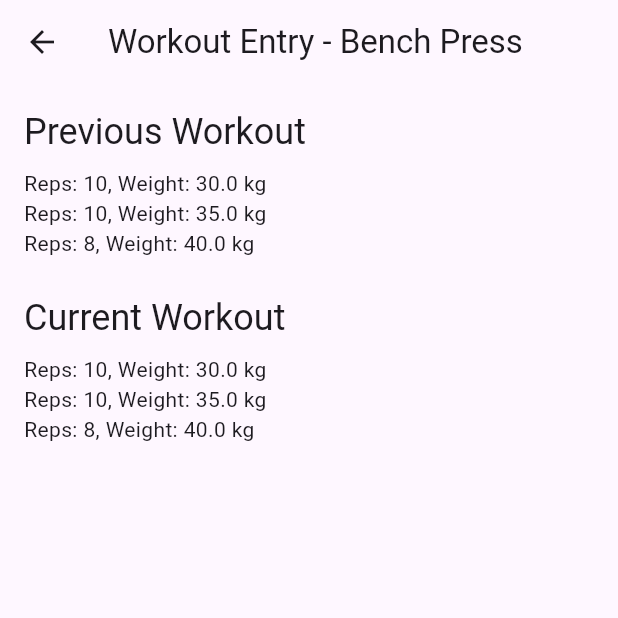
After one commit to KarunenV/gym_android, a Flutter app: the WorkoutEntryPage screen opened directly with sample values from the repository, on a phone screen of 412 x 824 dp, the top half of it. The commit adds this screen. Run offline on Flutter 3.47's test engine with Material 3 defaults, Android fonts, the phone set to English and light mode, and no system bars.

Commit message:
Added a calback on the FBP to add an exercise and started the set info button page

```diff
--- /dev/null
+++ b/lib/pages/workout_entry_page.dart
@@ -0,0 +1,61 @@
+import 'package:flutter/material.dart';
+import '../models/exercise.dart';
+import '../models/workout_set.dart';
+
+class WorkoutEntryPage extends StatefulWidget {
+  final Exercise exercise;
+
+  const WorkoutEntryPage({
+    super.key,
+    required this.exercise,
+  });
+
+  @override
+  State<WorkoutEntryPage> createState() => _WorkoutEntryPageState();
+}
+
+class _WorkoutEntryPageState extends State<WorkoutEntryPage> {
+  final List<WorkoutSet> previousWorkout = [
+  WorkoutSet(reps: 10, weight: 30),
+  WorkoutSet(reps: 10, weight: 35),
+  WorkoutSet(reps: 8, weight: 40),
+];
+
+  late List<WorkoutSet> currentWorkout;
+
+  @override
+  void initState() {
+    super.initState();
+    currentWorkout = List<WorkoutSet>.from(previousWorkout);
+  }
+
+  @override
+  Widget build(BuildContext context) {
+    return Scaffold(
+      appBar: AppBar(
+        title: Text('Workout Entry - ${widget.exercise.name}'),
+      ),
+      body: Padding(
+        padding: const EdgeInsets.all(16.0),
+        child: Column(
+          crossAxisAlignment: CrossAxisAlignment.start,
+          children: [
+            Text(
+              'Previous Workout',
+              style: Theme.of(context).textTheme.headlineSmall,
+            ),
+            const SizedBox(height: 8),
+            ...previousWorkout.map((set) => Text('Reps: ${set.reps}, Weight: ${set.weight} kg')),
+            const SizedBox(height: 24),
+            Text(
+              'Current Workout',
+              style: Theme.of(context).textTheme.headlineSmall,
+            ),
+            const SizedBox(height: 8),
+            ...currentWorkout.map((set) => Text('Reps: ${set.reps}, Weight: ${set.weight} kg')),
+          ],
+        ),
+      ),
+    );
+  }
+}
```
Also changed, not shown: lib/pages/exercise_list_page.dart (+20 -3 lines), lib/widgets/workout_set_card.dart (added, +32 -0 lines).
